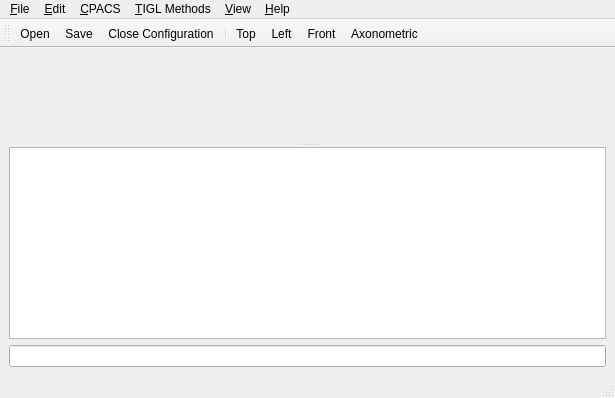
The window that TIGLViewer/src/TIGLViewerWindow.ui (DLR-SC/tigl) describes before a commit, drawn with Qt 5.
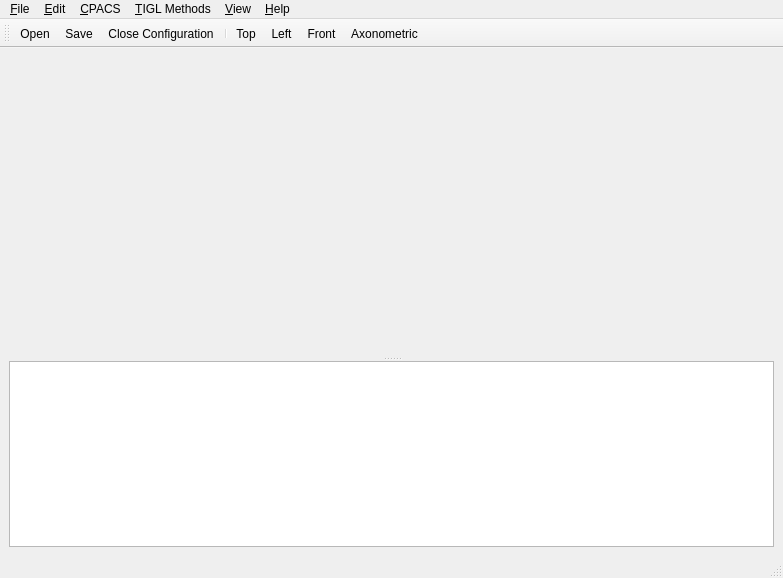
The same window after the commit. Icons and pictures are not drawn. Custom widgets are drawn as their Qt base class.

What changed in the file:
```diff
--- a/TIGLViewer/src/TIGLViewerWindow.ui
+++ b/TIGLViewer/src/TIGLViewerWindow.ui
@@ -6,8 +6,8 @@
    <rect>
     <x>0</x>
     <y>0</y>
-    <width>615</width>
-    <height>398</height>
+    <width>783</width>
+    <height>578</height>
    </rect>
   </property>
   <property name="windowTitle">
@@ -37,6 +37,12 @@
          <verstretch>70</verstretch>
         </sizepolicy>
        </property>
+       <property name="minimumSize">
+        <size>
+         <width>0</width>
+         <height>300</height>
+        </size>
+       </property>
       </widget>
       <widget class="Console" name="console">
        <property name="baseSize">
@@ -48,9 +54,6 @@
       </widget>
      </widget>
     </item>
-    <item>
-     <widget class="QLineEdit" name="scriptInput"/>
-    </item>
    </layout>
   </widget>
   <widget class="QMenuBar" name="menubar">
@@ -58,7 +61,7 @@
     <rect>
      <x>0</x>
      <y>0</y>
-     <width>615</width>
+     <width>783</width>
      <height>21</height>
     </rect>
    </property>
```
Left out of the diff: 1 changed line with no effect on the pictures.
